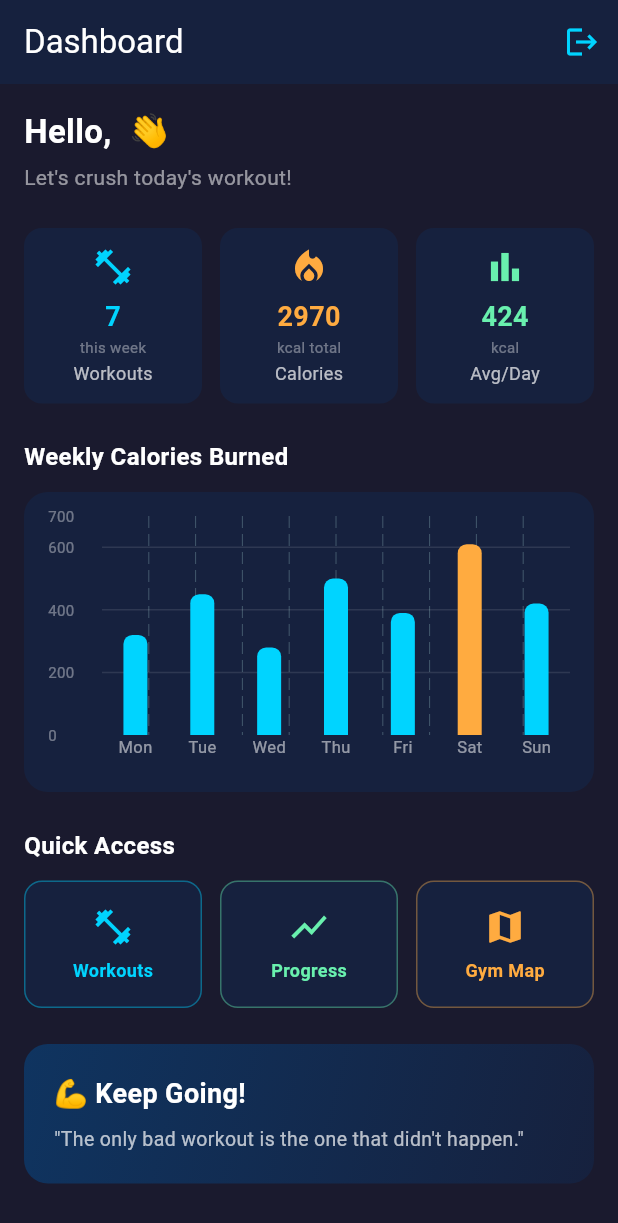
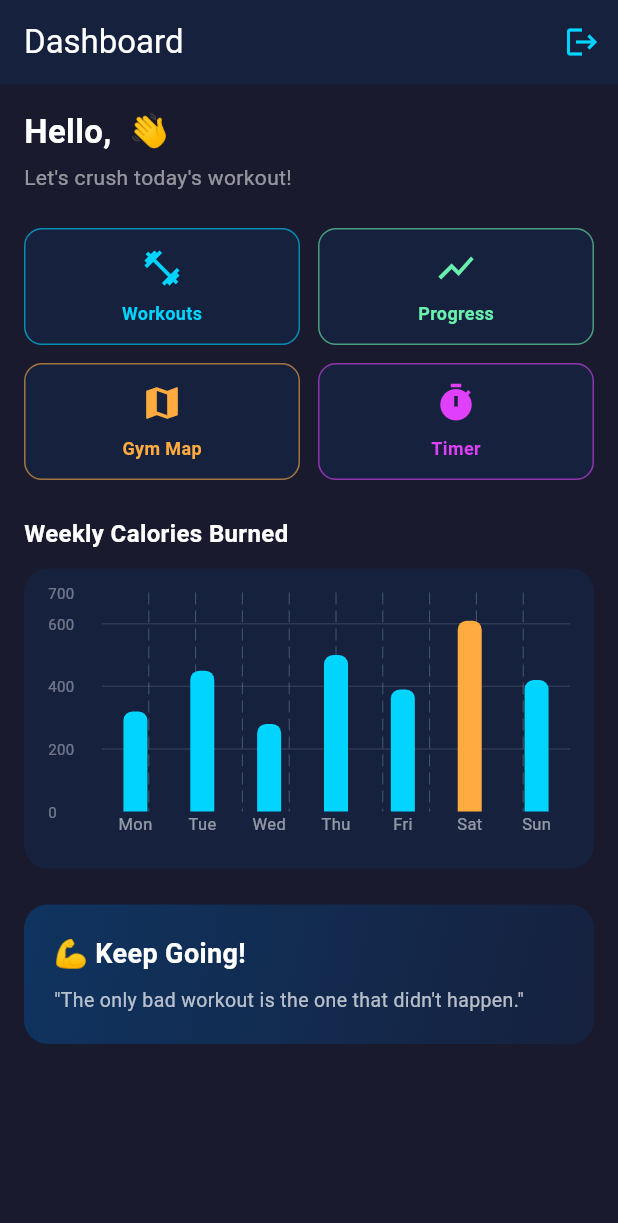
Before and after one commit to xiiaohei27/gym_app, a Flutter app: the HomeScreen screen opened directly, on a phone screen of 412 x 824 dp. Shown: the top 1223 px of the screen. Run offline on Flutter 3.47's test engine with Material 3 defaults, Android fonts, the phone set to English and light mode, and no system bars; drawn by our look-alikes of fl_chart; our stand-ins replace firebase_auth, firebase_core, geolocator, google_maps_flutter; accounts and stored records are empty.

Commit message:
modify home screen and added timer screen

```diff
--- a/lib/screens/home_screen.dart
+++ b/lib/screens/home_screen.dart
@@ -1,23 +1,42 @@
 import 'package:flutter/material.dart';
 import 'package:firebase_auth/firebase_auth.dart';
 import 'package:fl_chart/fl_chart.dart';
+
 import 'workout_screen.dart';
 import 'progress_screen.dart';
 import 'map_screen.dart';
+import 'timer_screen.dart';
 import 'login_screen.dart';
 
 class HomeScreen extends StatelessWidget {
-  const HomeScreen({Key? key}) : super(key: key);
+  const HomeScreen({super.key});
 
-  static const List<double> _weeklyCalories = [320, 450, 280, 500, 390, 610, 420];
-  static const List<String> _weekDays = ['Mon', 'Tue', 'Wed', 'Thu', 'Fri', 'Sat', 'Sun'];
+  static const List<double> _weeklyCalories = [
+    320,
+    450,
+    280,
+    500,
+    390,
+    610,
+    420
+  ];
+
+  static const List<String> _weekDays = [
+    'Mon',
+    'Tue',
+    'Wed',
+    'Thu',
+    'Fri',
+    'Sat',
+    'Sun'
+  ];
 
   @override
   Widget build(BuildContext context) {
     final user = FirebaseAuth.instance.currentUser;
 
-    // Show displayName (nickname) first, fallback to email prefix
-    final displayName = (user?.displayName != null && user!.displayName!.isNotEmpty)
+    final displayName =
+    (user?.displayName != null && user!.displayName!.isNotEmpty)
         ? user.displayName!
         : user?.email?.split('@').first ?? 'Athlete';
 
@@ -30,13 +49,16 @@ class HomeScreen extends StatelessWidget {
       appBar: AppBar(
         backgroundColor: const Color(0xFF16213E),
         elevation: 0,
-        title: const Text('Dashboard', style: TextStyle(color: Colors.white)),
+        title: const Text(
+          'Dashboard',
+          style: TextStyle(color: Colors.white),
+        ),
         actions: [
           IconButton(
             icon: const Icon(Icons.logout, color: Color(0xFF00D4FF)),
-            tooltip: 'Logout',
             onPressed: () async {
               await FirebaseAuth.instance.signOut();
+
               if (context.mounted) {
                 Navigator.pushAndRemoveUntil(
                   context,
@@ -53,62 +75,110 @@ class HomeScreen extends StatelessWidget {
         child: Column(
           crossAxisAlignment: CrossAxisAlignment.start,
           children: [
-            // Greeting
             Text(
               'Hello, $displayName 👋',
               style: const TextStyle(
-                  fontSize: 22, fontWeight: FontWeight.bold, color: Colors.white),
+                fontSize: 22,
+                fontWeight: FontWeight.bold,
+                color: Colors.white,
+              ),
             ),
             const SizedBox(height: 4),
             const Text(
               "Let's crush today's workout!",
               style: TextStyle(color: Colors.white54, fontSize: 14),
             ),
+
             const SizedBox(height: 24),
 
-            // Stats Row
+            // Quick Access 4 buttons
             Row(
               children: [
                 Expanded(
-                  child: _StatCard(
-                    title: 'Workouts',
-                    value: '$totalWorkouts',
-                    unit: 'this week',
+                  child: _NavButton(
+                    label: 'Workouts',
                     icon: Icons.fitness_center,
                     color: const Color(0xFF00D4FF),
+                    onTap: () {
+                      Navigator.push(
+                        context,
+                        MaterialPageRoute(
+                          builder: (_) => const WorkoutScreen(),
+                        ),
+                      );
+                    },
                   ),
                 ),
                 const SizedBox(width: 12),
                 Expanded(
-                  child: _StatCard(
-                    title: 'Calories',
-                    value: '$totalCalories',
-                    unit: 'kcal total',
-                    icon: Icons.local_fire_department,
+                  child: _NavButton(
+                    label: 'Progress',
+                    icon: Icons.show_chart,
+                    color: Colors.greenAccent,
+                    onTap: () {
+                      Navigator.push(
+                        context,
+                        MaterialPageRoute(
+                          builder: (_) => const ProgressScreen(),
+                        ),
+                      );
+                    },
+                  ),
+                ),
+              ],
+            ),
+
+            const SizedBox(height: 12),
+
+            Row(
+              children: [
+                Expanded(
+                  child: _NavButton(
+                    label: 'Gym Map',
+                    icon: Icons.map,
                     color: Colors.orangeAccent,
+                    onTap: () {
+                      Navigator.push(
+                        context,
+                        MaterialPageRoute(
+                          builder: (_) => const MapScreen(),
+                        ),
+                      );
+                    },
                   ),
                 ),
                 const SizedBox(width: 12),
                 Expanded(
-                  child: _StatCard(
-                    title: 'Avg/Day',
-                    value: avgCalories,
-                    unit: 'kcal',
-                    icon: Icons.bar_chart,
-                    color: Colors.greenAccent,
+                  child: _NavButton(
+                    label: 'Timer',
+                    icon: Icons.timer,
+                    color: Colors.purpleAccent,
+                    onTap: () {
+                      Navigator.push(
+                        context,
+                        MaterialPageRoute(
+                          builder: (_) => const TimerScreen(),
+                        ),
+                      );
+                    },
                   ),
                 ),
               ],
             ),
+
             const SizedBox(height: 24),
 
-            // Weekly Calories Bar Chart
             const Text(
               'Weekly Calories Burned',
               style: TextStyle(
-                  fontSize: 16, fontWeight: FontWeight.bold, color: Colors.white),
+                fontSize: 16,
+                fontWeight: FontWeight.bold,
+                color: Colors.white,
               ),
+            ),
+
             const SizedBox(height: 12),
+
             Container(
               height: 200,
               padding: const EdgeInsets.all(16),
@@ -126,7 +196,10 @@ class HomeScreen extends StatelessWidget {
                       getTooltipItem: (group, groupIndex, rod, rodIndex) {
                         return BarTooltipItem(
                           '${rod.toY.toInt()} kcal',
-                          const TextStyle(color: Colors.white, fontSize: 12),
+                          const TextStyle(
+                            color: Colors.white,
+                            fontSize: 12,
+                          ),
                         );
                       },
                     ),
@@ -136,36 +209,57 @@ class HomeScreen extends StatelessWidget {
                       sideTitles: SideTitles(
                         showTitles: true,
                         reservedSize: 36,
-                        getTitlesWidget: (value, meta) => Text(
+                        getTitlesWidget: (value, meta) {
+                          return Text(
                             '${value.toInt()}',
-                          style: const TextStyle(color: Colors.white38, fontSize: 10),
+                            style: const TextStyle(
+                              color: Colors.white38,
+                              fontSize: 10,
                             ),
+                          );
+                        },
                       ),
                     ),
                     bottomTitles: AxisTitles(
                       sideTitles: SideTitles(
                         showTitles: true,
                         getTitlesWidget: (value, meta) {
-                          final idx = value.toInt();
-                          if (idx < 0 || idx >= _weekDays.length) return const SizedBox();
+                          final index = value.toInt();
+
+                          if (index < 0 || index >= _weekDays.length) {
+                            return const SizedBox();
+                          }
+
                           return Text(
-                            _weekDays[idx],
-                            style: const TextStyle(color: Colors.white54, fontSize: 11),
+                            _weekDays[index],
+                            style: const TextStyle(
+                              color: Colors.white54,
+                              fontSize: 11,
+                            ),
                           );
                         },
                       ),
                     ),
-                    rightTitles: const AxisTitles(sideTitles: SideTitles(showTitles: false)),
-                    topTitles: const AxisTitles(sideTitles: SideTitles(showTitles: false)),
+                    rightTitles: const AxisTitles(
+                      sideTitles: SideTitles(showTitles: false),
+                    ),
+                    topTitles: const AxisTitles(
+                      sideTitles: SideTitles(showTitles: false),
+                    ),
                   ),
                   gridData: FlGridData(
-                    getDrawingHorizontalLine: (_) =>
-                    const FlLine(color: Colors.white10, strokeWidth: 1),
+                    getDrawingHorizontalLine: (_) {
+                      return const FlLine(
+                        color: Colors.white10,
+                        strokeWidth: 1,
+                      );
+                    },
                   ),
                   borderData: FlBorderData(show: false),
                   barGroups: List.generate(
                     _weeklyCalories.length,
-                        (i) => BarChartGroupData(
+                        (i) {
+                      return BarChartGroupData(
                         x: i,
                         barRods: [
                           BarChartRodData(
@@ -175,133 +269,57 @@ class HomeScreen extends StatelessWidget {
                                 : const Color(0xFF00D4FF),
                             width: 16,
                             borderRadius: const BorderRadius.vertical(
-                              top: Radius.circular(6)),
+                              top: Radius.circular(6),
+                            ),
                           ),
                         ],
+                      );
+                    },
                   ),
                 ),
               ),
             ),
-            ),
+
             const SizedBox(height: 24),
 
-            // Quick Nav Buttons
-            const Text(
-              'Quick Access',
-              style: TextStyle(
-                  fontSize: 16, fontWeight: FontWeight.bold, color: Colors.white),
-            ),
-            const SizedBox(height: 12),
-            Row(
-              children: [
-                Expanded(
-                  child: _NavButton(
-                    label: 'Workouts',
-                    icon: Icons.fitness_center,
-                    color: const Color(0xFF00D4FF),
-                    onTap: () => Navigator.push(context,
-                        MaterialPageRoute(builder: (_) => const WorkoutScreen())),
-                  ),
-                ),
-                const SizedBox(width: 12),
-                Expanded(
-                  child: _NavButton(
-                    label: 'Progress',
-                    icon: Icons.show_chart,
-                    color: Colors.greenAccent,
-                    onTap: () => Navigator.push(context,
-                        MaterialPageRoute(builder: (_) => ProgressScreen())),
-                  ),
-                ),
-                const SizedBox(width: 12),
-                Expanded(
-                  child: _NavButton(
-                    label: 'Gym Map',
-                    icon: Icons.map,
-                    color: Colors.orangeAccent,
-                    onTap: () => Navigator.push(context,
-                        MaterialPageRoute(builder: (_) => const MapScreen())),
-                  ),
-                ),
-              ],
-            ),
-            const SizedBox(height: 24),
-
-            // Motivational Card
             Container(
               width: double.infinity,
               padding: const EdgeInsets.all(20),
               decoration: BoxDecoration(
                 gradient: const LinearGradient(
-                  colors: [Color(0xFF0F3460), Color(0xFF16213E)],
+                  colors: [
+                    Color(0xFF0F3460),
+                    Color(0xFF16213E),
+                  ],
                   begin: Alignment.topLeft,
                   end: Alignment.bottomRight,
                 ),
                 borderRadius: BorderRadius.circular(16),
               ),
-              child: Column(
+              child: const Column(
                 crossAxisAlignment: CrossAxisAlignment.start,
-                children: const [
+                children: [
                   Text(
                     '💪 Keep Going!',
                     style: TextStyle(
                       color: Colors.white,
                       fontSize: 18,
-                        fontWeight: FontWeight.bold),
+                      fontWeight: FontWeight.bold,
+                    ),
                   ),
                   SizedBox(height: 8),
                   Text(
                     '"The only bad workout is the one that didn\'t happen."',
-                    style: TextStyle(color: Colors.white70, fontSize: 13),
+                    style: TextStyle(
+                      color: Colors.white70,
+                      fontSize: 13,
+                    ),
                   ),
                 ],
               ),
             ),
           ],
         ),
-      ),
-    );
-  }
-}
-
-// ─── Reusable Widgets ───────────────────────────────────────────────
-
-class _StatCard extends StatelessWidget {
-  final String title;
-  final String value;
-  final String unit;
-  final IconData icon;
-  final Color color;
-
-  const _StatCard({
-    required this.title,
-    required this.value,
-    required this.unit,
-    required this.icon,
-    required this.color,
-  });
-
-  @override
-  Widget build(BuildContext context) {
-    return Container(
-      padding: const EdgeInsets.all(12),
-      decoration: BoxDecoration(
-        color: const Color(0xFF16213E),
-        borderRadius: BorderRadius.circular(12),
-      ),
-      child: Column(
-        children: [
-          Icon(icon, color: color, size: 28),
-          const SizedBox(height: 6),
-          Text(value,
-              style: TextStyle(
-                  color: color, fontSize: 18, fontWeight: FontWeight.bold)),
-          Text(unit,
-              style: const TextStyle(color: Colors.white38, fontSize: 10)),
-          const SizedBox(height: 2),
-          Text(title,
-              style: const TextStyle(color: Colors.white70, fontSize: 12)),
-        ],
       ),
     );
   }
@@ -325,19 +343,27 @@ class _NavButton extends StatelessWidget {
     return GestureDetector(
       onTap: onTap,
       child: Container(
-        padding: const EdgeInsets.symmetric(vertical: 16),
+        height: 78,
         decoration: BoxDecoration(
           color: const Color(0xFF16213E),
           borderRadius: BorderRadius.circular(12),
-          border: Border.all(color: color.withValues(alpha: 0.4)),
+          border: Border.all(
+            color: color.withValues(alpha: 0.6),
+          ),
         ),
         child: Column(
+          mainAxisAlignment: MainAxisAlignment.center,
           children: [
             Icon(icon, color: color, size: 28),
-            const SizedBox(height: 6),
-            Text(label,
+            const SizedBox(height: 8),
+            Text(
+              label,
               style: TextStyle(
-                    color: color, fontSize: 12, fontWeight: FontWeight.w600)),
+                color: color,
+                fontSize: 12,
+                fontWeight: FontWeight.w600,
+              ),
+            ),
           ],
         ),
       ),
```
Lines whose indentation alone changed are shown as unchanged.
